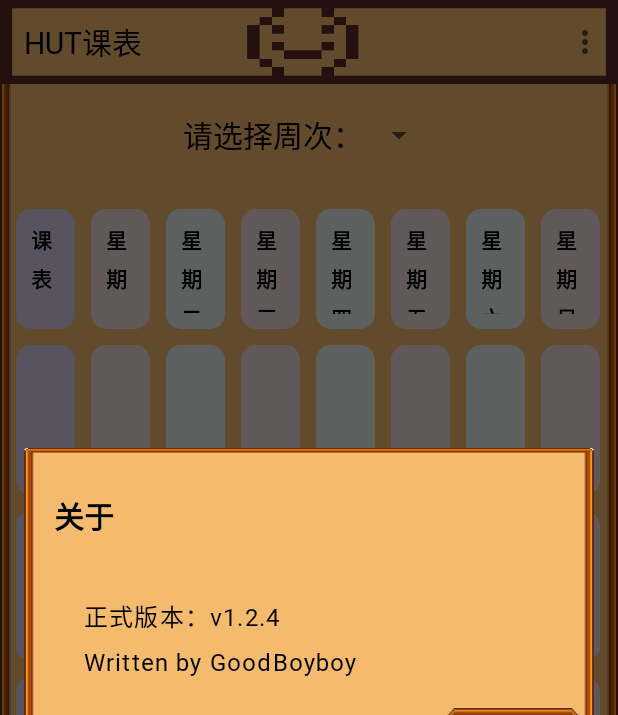
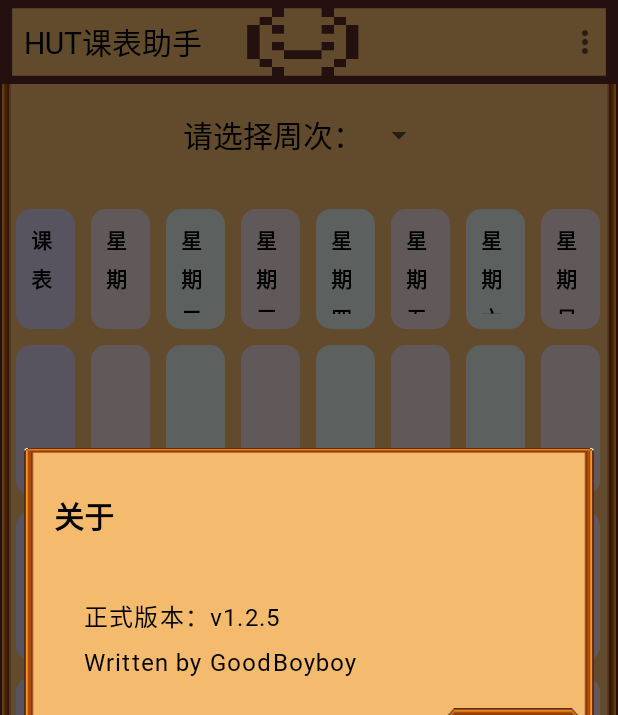
Before and after one commit to GoodBoyboy666/HUT, an Android app: the MainActivityPage screen opened directly, with no data from a screen before it, in the options menu, after a tap on "关于", on a phone screen of 412 x 824 dp. Shown: the top 715 px of the screen. Run offline under Robolectric (Android 15) with nearby library versions, the phone set to English and light mode, and no system bars; network calls fail; 1 statement that could not run was skipped.

Commit message:
修改软件名称

```diff
--- a/app/build.gradle.kts
+++ b/app/build.gradle.kts
@@ -13,7 +13,7 @@ android {
         minSdk = 26
         targetSdk = 34
         versionCode = 7
-        versionName = "1.2.4"
+        versionName = "1.2.5"
 
         testInstrumentationRunner = "androidx.test.runner.AndroidJUnitRunner"
     }
--- a/app/src/main/java/top/goodboyboy/hut/GlobalStaticMembers.kt
+++ b/app/src/main/java/top/goodboyboy/hut/GlobalStaticMembers.kt
@@ -9,6 +9,6 @@ class GlobalStaticMembers {
         const val backupAPI = "http://jwxt.hut.edu.cn:83/"
         val jwxtAPI = listOf(mainAPI, backupAPI)
         var apiSelected = 0
-        var VersionName = "1.2.4"
+        var VersionName = "1.2.5"
     }
 }
--- a/app/src/main/res/layout/activity_main_page.xml
+++ b/app/src/main/res/layout/activity_main_page.xml
@@ -11,7 +11,7 @@
         android:layout_width="match_parent"
         android:layout_height="?attr/actionBarSize"
         android:background="?attr/colorPrimary"
-        app:title="HUT课表"
+        app:title="HUT课表助手"
         app:popupTheme="@style/ThemeOverlay.AppCompat.DayNight" />
 
     <FrameLayout
--- a/app/src/main/res/values/strings.xml
+++ b/app/src/main/res/values/strings.xml
@@ -1,5 +1,5 @@
 <resources>
-    <string name="app_name">HUT课表</string>
+    <string name="app_name">HUT课表助手</string>
     <string name="get_kb_button_name">获取课表</string>
     <string name="user_hint">请输入学号</string>
     <string name="passwd_hint">请输入密码</string>
```
Also changed, not shown: 1 other file.
